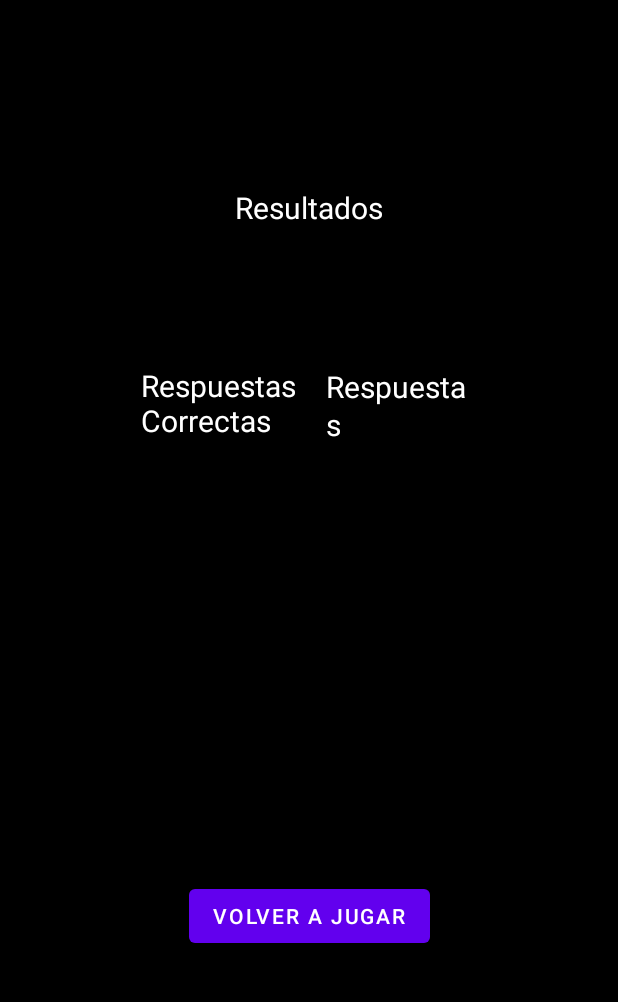
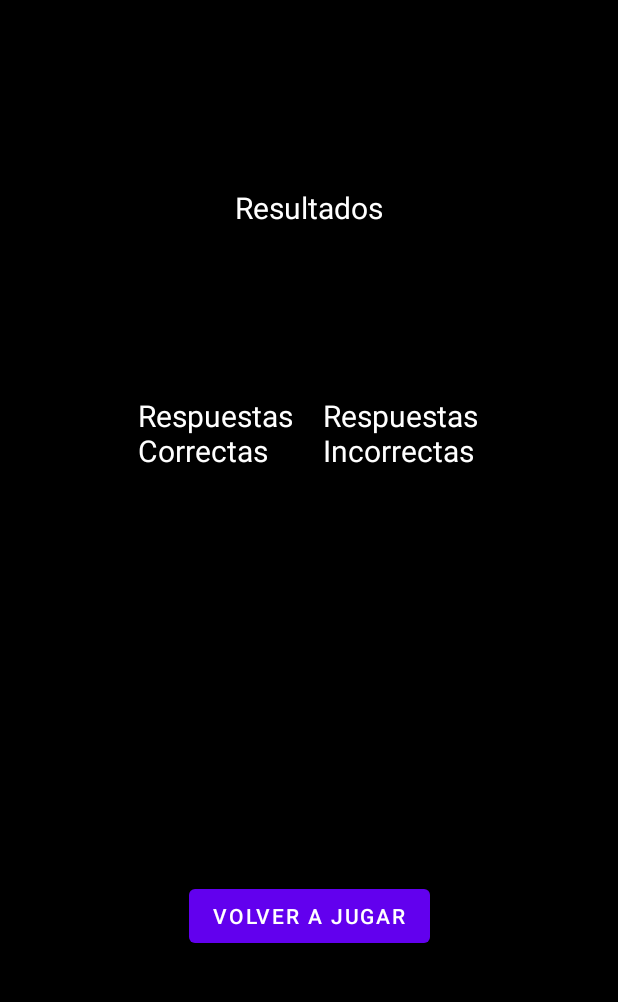
Before and after one commit to nerina92/TriviaSexto2022, an Android app: the Resultado screen opened directly, with no data from a screen before it, on a phone screen of 412 x 824 dp, the part 84-1086 px from its top. Run offline under Robolectric (Android 15) with nearby library versions, the phone set to English and light mode, and no system bars.

Commit message:
9
pantalla resultados arreglada

```diff
--- a/app/src/main/res/layout/activity_resultado.xml
+++ b/app/src/main/res/layout/activity_resultado.xml
@@ -101,8 +101,9 @@
 
             <ImageView
                 android:id="@+id/Rcima"
-                android:layout_width="wrap_content"
-                android:layout_height="150dp"
+                android:layout_width="77dp"
+                android:layout_height="110dp"
+                android:scaleType="fitStart"
                 tools:srcCompat="@tools:sample/avatars" />
         </LinearLayout>
 
@@ -110,14 +111,15 @@
             android:id="@+id/h3"
             android:layout_width="wrap_content"
             android:layout_height="wrap_content"
+            android:layout_gravity="center"
             android:layout_marginHorizontal="10dp"
             android:orientation="vertical"
             tools:layout_editor_absoluteX="1dp">
 
             <TextView
                 android:id="@+id/Rincorrectas"
-                android:layout_width="match_parent"
-                android:layout_height="50dp"
+                android:layout_width="wrap_content"
+                android:layout_height="wrap_content"
                 android:text="Respuestas\nIncorrectas"
                 android:textColor="@color/white"
                 android:textSize="20sp" />
@@ -132,8 +134,9 @@
 
             <ImageView
                 android:id="@+id/Rinima"
-                android:layout_width="wrap_content"
-                android:layout_height="150dp"
+                android:layout_width="77dp"
+                android:layout_height="110dp"
+                android:scaleType="fitStart"
                 tools:srcCompat="@tools:sample/avatars" />
 
         </LinearLayout>
```
